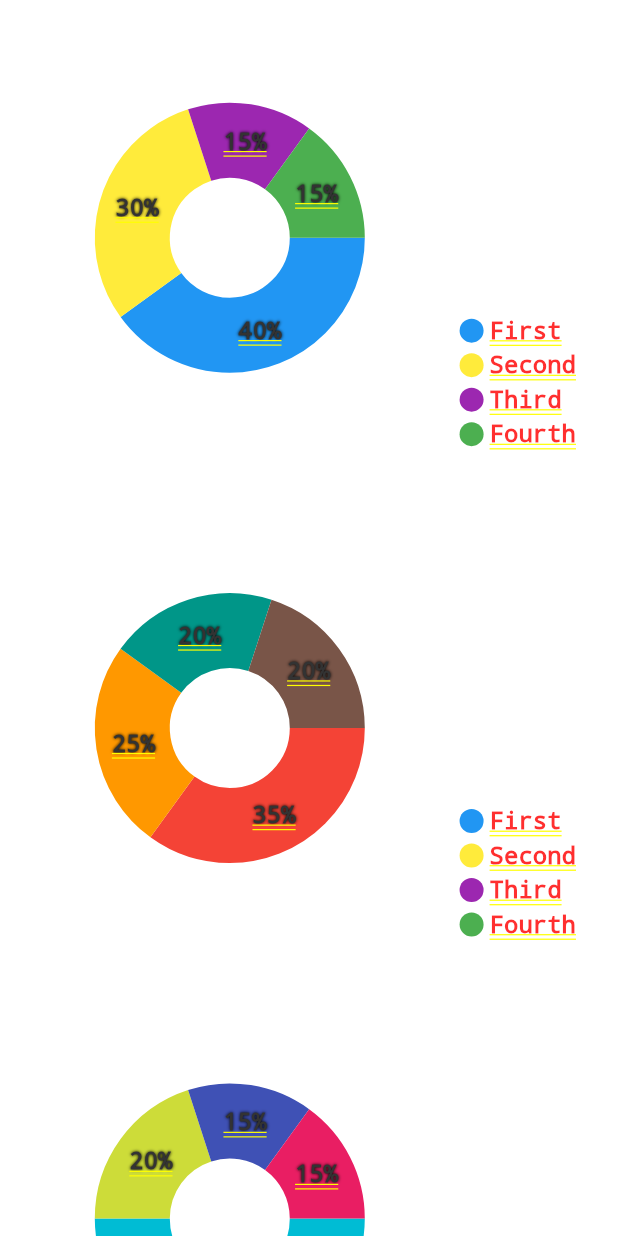
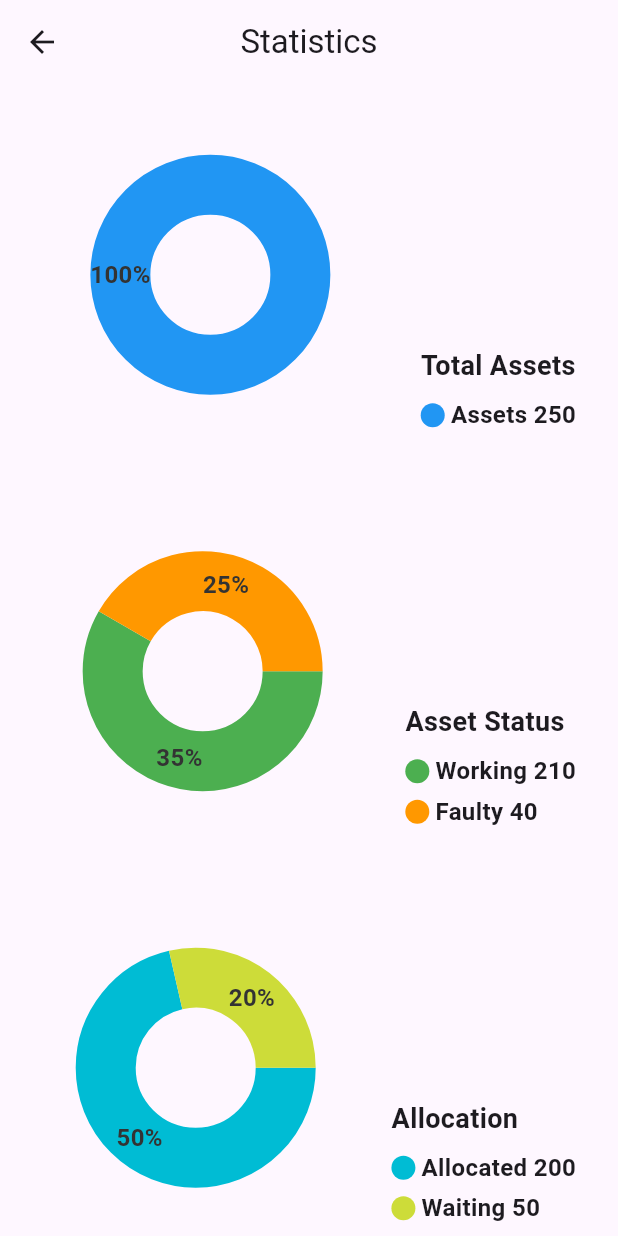
Before and after one commit to mogaya/TecTally, a Flutter app: the Test screen opened by its route, on a phone screen of 412 x 824 dp. Run offline on Flutter 3.47's test engine with Material 3 defaults, Android fonts, the light colour scheme and no system bars; drawn by our look-alikes of fl_chart; our stand-ins replace curved_navigation_bar, get, smooth_page_indicator.

Commit message:
Statistics page

```diff
--- a/tectally_app/lib/views/pages/test.dart
+++ b/tectally_app/lib/views/pages/test.dart
@@ -17,43 +17,73 @@ class PieChart2State extends State<Test> {
 
   @override
   Widget build(BuildContext context) {
-    return SingleChildScrollView(
+    return Center(
+      child: Scaffold(
+        appBar: AppBar(
+          centerTitle: true,
+          title: const Text("Statistics"),
+        ),
+        body: SingleChildScrollView(
           child: Column(
-        children: <Widget>[
+            children: [
               buildPieChart(
                 touchedIndex1,
                 (index) => setState(() => touchedIndex1 = index),
-            showingSections1(),
+                totalAssets(),
+                buildIndicators([
+                  {'color': Colors.blue, 'text': 'Assets 250'},
+                ]),
+                'Total Assets',
               ),
-          SizedBox(height: 10), // spacing between pie charts
+              const SizedBox(
+                height: 10,
+              ),
               buildPieChart(
                 touchedIndex2,
                 (index) => setState(() => touchedIndex2 = index),
-            showingSections2(),
+                assetStatus(),
+                buildIndicators([
+                  {'color': Colors.green, 'text': 'Working 210'},
+                  {'color': Colors.orange, 'text': 'Faulty 40'},
+                ]),
+                'Asset Status',
               ),
-          SizedBox(height: 10), // spacing between pie charts
+              const SizedBox(
+                height: 10,
+              ),
               buildPieChart(
                 touchedIndex3,
                 (index) => setState(() => touchedIndex3 = index),
-            showingSections3(),
+                allocation(),
+                buildIndicators([
+                  {'color': Colors.cyan, 'text': 'Allocated 200'},
+                  {'color': Colors.lime, 'text': 'Waiting 50'},
+                ]),
+                'Allocation',
               ),
             ],
+          ),
+        ),
       ),
     );
   }
 
-  Widget buildPieChart(int touchedIndex, Function(int) onTouch,
-      List<PieChartSectionData> sections) {
+  Widget buildPieChart(
+      int touchedIndex,
+      Function(int) onTouch,
+      List<PieChartSectionData> sections,
+      List<Widget> indicators,
+      String title) {
     return AspectRatio(
-      aspectRatio: 1.3,
+      aspectRatio: 1.62,
       child: Row(
-        children: <Widget>[
+        children: [
           const SizedBox(
             height: 18,
           ),
           Expanded(
             child: AspectRatio(
-              aspectRatio: 1,
+              aspectRatio: 1.5,
               child: PieChart(
                 PieChartData(
                   pieTouchData: PieTouchData(
@@ -79,30 +109,16 @@ class PieChart2State extends State<Test> {
           Column(
             mainAxisAlignment: MainAxisAlignment.end,
             crossAxisAlignment: CrossAxisAlignment.start,
-            children: <Widget>[
-              Indicator(
-                color: Colors.blue,
-                text: 'First',
-                isSquare: true,
+            children: [
+              Text(
+                title,
+                style: const TextStyle(
+                  fontSize: 18,
+                  fontWeight: FontWeight.bold,
                 ),
-              const SizedBox(height: 4),
-              Indicator(
-                color: Colors.yellow,
-                text: 'Second',
-                isSquare: true,
               ),
-              const SizedBox(height: 4),
-              Indicator(
-                color: Colors.purple,
-                text: 'Third',
-                isSquare: true,
-              ),
-              const SizedBox(height: 4),
-              Indicator(
-                color: Colors.green,
-                text: 'Fourth',
-                isSquare: true,
-              ),
+              const SizedBox(height: 8),
+              ...indicators,
               const SizedBox(height: 18),
             ],
           ),
@@ -112,83 +128,52 @@ class PieChart2State extends State<Test> {
     );
   }
 
-  List<PieChartSectionData> showingSections1() {
-    return List.generate(4, (i) {
+// Indicators
+  List<Widget> buildIndicators(List<Map<String, dynamic>> indicatorData) {
+    return indicatorData.map((data) {
+      return Column(
+        children: [
+          Indicator(
+            color: data['color'],
+            text: data['text'],
+            isSquare: true,
+          ),
+          const SizedBox(height: 4),
+        ],
+      );
+    }).toList();
+  }
+
+// Assets Chart data
+  List<PieChartSectionData> totalAssets() {
+    return List.generate(1, (i) {
       final isTouched = i == touchedIndex1;
       final fontSize = isTouched ? 25.0 : 16.0;
-      final radius = isTouched ? 60.0 : 50.0;
-      const shadows = [Shadow(color: Colors.black, blurRadius: 2)];
-      switch (i) {
-        case 0:
+      final radius = isTouched ? 50.0 : 40.0;
       return PieChartSectionData(
         color: Colors.blue,
         value: 40,
-            title: '40%',
+        title: "100%",
         radius: radius,
         titleStyle: TextStyle(
           fontSize: fontSize,
           fontWeight: FontWeight.bold,
           color: textColor,
-              shadows: shadows,
         ),
       );
-        case 1:
-          return PieChartSectionData(
-            color: Colors.yellow,
-            value: 30,
-            title: '30%',
-            radius: radius,
-            titleStyle: TextStyle(
-              fontSize: fontSize,
-              fontWeight: FontWeight.bold,
-              color: textColor,
-              shadows: shadows,
-            ),
-          );
-        case 2:
-          return PieChartSectionData(
-            color: Colors.purple,
-            value: 15,
-            title: '15%',
-            radius: radius,
-            titleStyle: TextStyle(
-              fontSize: fontSize,
-              fontWeight: FontWeight.bold,
-              color: textColor,
-              shadows: shadows,
-            ),
-          );
-        case 3:
-          return PieChartSectionData(
-            color: Colors.green,
-            value: 15,
-            title: '15%',
-            radius: radius,
-            titleStyle: TextStyle(
-              fontSize: fontSize,
-              fontWeight: FontWeight.bold,
-              color: textColor,
-              shadows: shadows,
-            ),
-          );
-        default:
-          throw Error();
-      }
     });
   }
 
-  // Define similar methods for the other two pie charts
-
-  List<PieChartSectionData> showingSections2() {
-    return List.generate(4, (i) {
+// Asset Status Data
+  List<PieChartSectionData> assetStatus() {
+    return List.generate(2, (i) {
       final isTouched = i == touchedIndex2;
       final fontSize = isTouched ? 25.0 : 16.0;
-      final radius = isTouched ? 60.0 : 50.0;
-      const shadows = [Shadow(color: Colors.black, blurRadius: 2)];
+      final radius = isTouched ? 50.0 : 40.0;
       switch (i) {
         case 0:
           return PieChartSectionData(
-            color: Colors.red,
+            color: Colors.green,
             value: 35,
             title: '35%',
             radius: radius,
@@ -196,7 +181,6 @@ class PieChart2State extends State<Test> {
               fontSize: fontSize,
               fontWeight: FontWeight.bold,
               color: textColor,
-              shadows: shadows,
             ),
           );
         case 1:
@@ -209,47 +193,20 @@ class PieChart2State extends State<Test> {
               fontSize: fontSize,
               fontWeight: FontWeight.bold,
               color: textColor,
-              shadows: shadows,
             ),
           );
-        case 2:
-          return PieChartSectionData(
-            color: Colors.teal,
-            value: 20,
-            title: '20%',
-            radius: radius,
-            titleStyle: TextStyle(
-              fontSize: fontSize,
-              fontWeight: FontWeight.bold,
-              color: textColor,
-              shadows: shadows,
-            ),
-          );
-        case 3:
-          return PieChartSectionData(
-            color: Colors.brown,
-            value: 20,
-            title: '20%',
-            radius: radius,
-            titleStyle: TextStyle(
-              fontSize: fontSize,
-              fontWeight: FontWeight.bold,
-              color: textColor,
-              shadows: shadows,
-            ),
-          );
+
         default:
           throw Error();
       }
     });
   }
 
-  List<PieChartSectionData> showingSections3() {
-    return List.generate(4, (i) {
+  List<PieChartSectionData> allocation() {
+    return List.generate(2, (i) {
       final isTouched = i == touchedIndex3;
       final fontSize = isTouched ? 25.0 : 16.0;
-      final radius = isTouched ? 60.0 : 50.0;
-      const shadows = [Shadow(color: Colors.black, blurRadius: 2)];
+      final radius = isTouched ? 50.0 : 40.0;
       switch (i) {
         case 0:
           return PieChartSectionData(
@@ -261,7 +218,6 @@ class PieChart2State extends State<Test> {
               fontSize: fontSize,
               fontWeight: FontWeight.bold,
               color: textColor,
-              shadows: shadows,
             ),
           );
         case 1:
@@ -274,35 +230,9 @@ class PieChart2State extends State<Test> {
               fontSize: fontSize,
               fontWeight: FontWeight.bold,
               color: textColor,
-              shadows: shadows,
             ),
           );
-        case 2:
-          return PieChartSectionData(
-            color: Colors.indigo,
-            value: 15,
-            title: '15%',
-            radius: radius,
-            titleStyle: TextStyle(
-              fontSize: fontSize,
-              fontWeight: FontWeight.bold,
-              color: textColor,
-              shadows: shadows,
-            ),
-          );
-        case 3:
-          return PieChartSectionData(
-            color: Colors.pink,
-            value: 15,
-            title: '15%',
-            radius: radius,
-            titleStyle: TextStyle(
-              fontSize: fontSize,
-              fontWeight: FontWeight.bold,
-              color: textColor,
-              shadows: shadows,
-            ),
-          );
+
         default:
           throw Error();
       }
```
Lines whose indentation alone changed are shown as unchanged.
